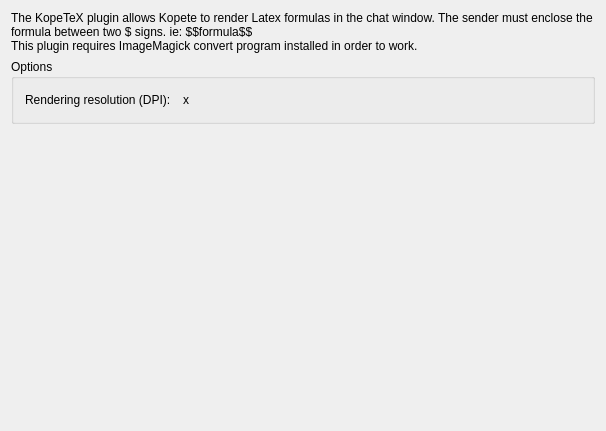
First picture: the form in plugins/latex/latexprefsbase.ui, repository KDE/kopete, before the edit.
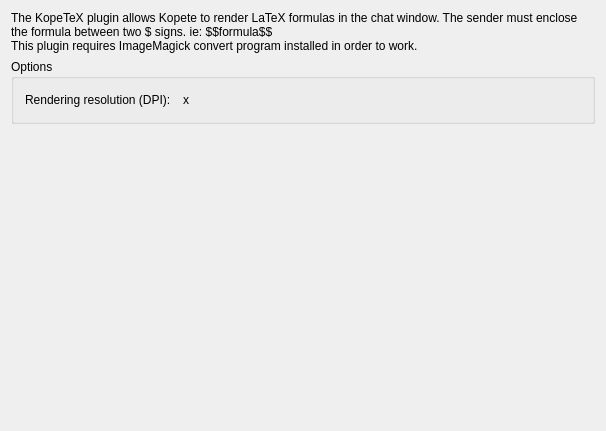
Second picture: the form after the edit. Custom widgets are drawn as their Qt base class.

```diff
--- a/plugins/latex/latexprefsbase.ui
+++ b/plugins/latex/latexprefsbase.ui
@@ -17,7 +17,7 @@
       <enum>QFrame::NoFrame</enum>
      </property>
      <property name="text" >
-      <string>The KopeTeX plugin allows Kopete to render Latex formulas in the chat window. The sender must enclose the formula between two $ signs. ie: $$formula$$
+      <string>The KopeTeX plugin allows Kopete to render LaTeX formulas in the chat window. The sender must enclose the formula between two $ signs. ie: $$formula$$
 This plugin requires ImageMagick convert program installed in order to work.</string>
      </property>
      <property name="wordWrap" >
```
